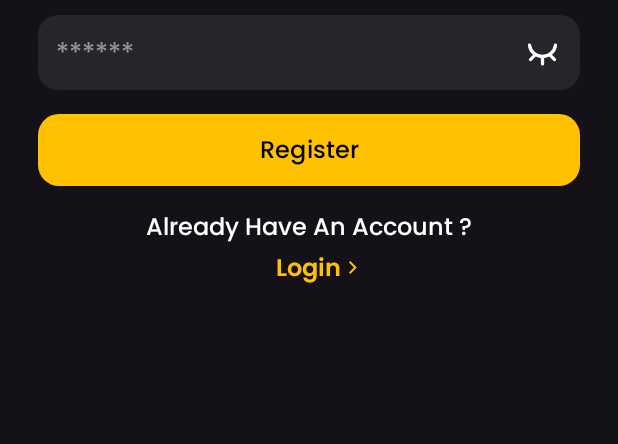
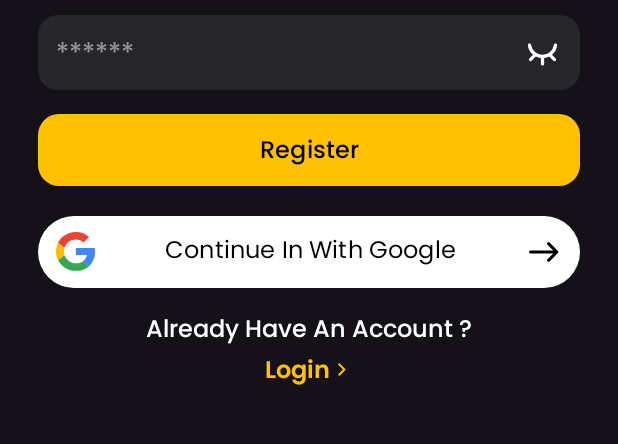
Before and after one commit to someonespcl/Bliss, an Android app: the screen it shows after launch (RegisterActivity), after a tap on "Register", on a phone screen of 412 x 824 dp, the part 615-1059 px from its top. Run offline under Robolectric (Android 15) with nearby library versions, the phone set to English and light mode, and no system bars; our stand-ins replace Firebase (no records; nobody signed in at launch, a user with empty details on screens opened directly).

Commit message:
added main activity

```diff
--- a/app/build.gradle
+++ b/app/build.gradle
@@ -1,5 +1,6 @@
 plugins {
     id 'com.android.application'
+    id 'com.google.gms.google-services'
 }
 
 android {
@@ -60,7 +61,6 @@ android {
 
     buildFeatures {
         viewBinding true
-
     }
 
 }
@@ -69,4 +69,8 @@ dependencies {
     implementation("com.google.android.material:material:1.9.0")
     implementation("androidx.constraintlayout:constraintlayout:2.1.4")
     implementation("androidx.appcompat:appcompat:1.6.1")
+    implementation("com.github.ibrahimsn98:SmoothBottomBar:1.7.9")
+    implementation platform("com.google.firebase:firebase-bom:32.5.0")
+    implementation("com.google.firebase:firebase-auth")
+    implementation("com.google.firebase:firebase-database")
 }
--- a/app/src/main/java/com/bliss/activities/LoginActivity.java
+++ b/app/src/main/java/com/bliss/activities/LoginActivity.java
@@ -19,13 +19,17 @@ import android.view.animation.DecelerateInterpolator;
 
 import androidx.appcompat.app.AppCompatActivity;
 
+import androidx.lifecycle.ViewModelProvider;
+import com.bliss.activities.MainActivity;
 import com.bliss.R;
 import com.bliss.databinding.ActivityLoginBinding;
 import com.bliss.utils.CustomToast;
+import com.bliss.viewmodel.AuthViewModel;
 
 public class LoginActivity extends AppCompatActivity {
 
     private ActivityLoginBinding binding;
+    private AuthViewModel authViewModel;
     Boolean passwordVisibile = false;
 
     @Override
@@ -33,6 +37,22 @@ public class LoginActivity extends AppCompatActivity {
         super.onCreate(savedInstanceState);
         binding = ActivityLoginBinding.inflate(getLayoutInflater());
         setContentView(binding.getRoot());
+
+        authViewModel = new ViewModelProvider(LoginActivity.this).get(AuthViewModel.class);
+
+        authViewModel.getAuthenticatedUser().observe(LoginActivity.this, user -> {
+            if (user != null) {
+                CustomToast.showCustomToast(LoginActivity.this, "Login Successful");
+                startActivity(new Intent(LoginActivity.this, MainActivity.class));
+                finish();
+            }
+        });
+
+        authViewModel.getAuthenticationError().observe(LoginActivity.this, error -> {
+            if (error != null) {
+                CustomToast.showCustomToast(LoginActivity.this, error);
+            }
+        });
 
         binding.loginActivityButton.setOnClickListener( v -> {
             String loginUserEmail = binding.loginUserEmail.getText().toString().trim();
@@ -48,7 +68,7 @@ public class LoginActivity extends AppCompatActivity {
             } else if(loginUserPassword.length() < 6) {
             	CustomToast.showCustomToast(LoginActivity.this, "Password Must Be >= 6");
             } else {
-                CustomToast.showCustomToast(LoginActivity.this, "Login Successful");
+                authViewModel.signInWithEmailAndPassword(loginUserEmail, loginUserPassword);
             }
         });
 
@@ -90,11 +110,12 @@ public class LoginActivity extends AppCompatActivity {
                 });
 
         binding.registerButton.setOnClickListener(v -> {
-            Pair<View, String>[] pair = new Pair[4];
+            Pair<View, String>[] pair = new Pair[5];
             pair[0] = new Pair<View, String>(binding.loginUserEmail, "email_transition");
             pair[1] = new Pair<View, String>(binding.loginUserPassword, "password_transition");
             pair[2] = new Pair<View, String>(binding.loginActivityButton, "button_transition");
-            pair[3] = new Pair<View, String>(binding.containerTextView, "container_transition");
+            pair[3] = new Pair<View, String>(binding.signInWithGoogleButton, "google_button_transition");
+            pair[4] = new Pair<View, String>(binding.containerTextView, "container_transition");
 
             ActivityOptions options = ActivityOptions.makeSceneTransitionAnimation(LoginActivity.this, pair);
             Intent intent = new Intent(LoginActivity.this, RegisterActivity.class);
--- /dev/null
+++ b/app/src/main/java/com/bliss/activities/MainActivity.java
@@ -0,0 +1,38 @@
+package com.bliss.activities;
+
+import android.content.Intent;
+import androidx.appcompat.app.AppCompatActivity;
+import android.os.Bundle;
+import com.bliss.activities.LoginActivity;
+import com.bliss.databinding.ActivityMainBinding;
+import com.google.firebase.auth.FirebaseAuth;
+import com.google.firebase.auth.FirebaseUser;
+
+public class MainActivity extends AppCompatActivity {
+
+    private ActivityMainBinding binding;
+    private FirebaseAuth mAuth;
+    private FirebaseUser user;
+
+    @Override
+    protected void onCreate(Bundle savedInstanceState) {
+        super.onCreate(savedInstanceState);
+        binding = ActivityMainBinding.inflate(getLayoutInflater());
+        setContentView(binding.getRoot());
+
+        mAuth = FirebaseAuth.getInstance();
+        user = mAuth.getCurrentUser();
+    }
+
+    @Override
+    protected void onStart() {
+        super.onStart();
+        if(user != null) {
+
+        } else {
+            startActivity(new Intent(MainActivity.this, LoginActivity.class));
+            finish();
+        }
+    }
+
+}
--- a/app/src/main/java/com/bliss/activities/RegisterActivity.java
+++ b/app/src/main/java/com/bliss/activities/RegisterActivity.java
@@ -1,26 +1,35 @@
 package com.bliss.activities;
 
+import android.animation.ObjectAnimator;
+import android.app.ActivityOptions;
+import android.content.Context;
+import android.content.Intent;
 import android.graphics.Color;
 import android.os.Build;
 import android.os.Bundle;
+import android.os.VibrationEffect;
 import android.os.Vibrator;
-import android.content.Context;
-import android.os.VibrationEffect;
 import android.text.method.HideReturnsTransformationMethod;
 import android.text.method.PasswordTransformationMethod;
+import android.util.Pair;
 import android.util.Patterns;
 import android.view.MotionEvent;
 import android.view.View;
-import android.animation.ObjectAnimator;
 import android.view.animation.DecelerateInterpolator;
+
 import androidx.appcompat.app.AppCompatActivity;
+
+import androidx.lifecycle.ViewModelProvider;
+import com.bliss.activities.MainActivity;
 import com.bliss.R;
 import com.bliss.databinding.ActivityRegisterBinding;
 import com.bliss.utils.CustomToast;
+import com.bliss.viewmodel.AuthViewModel;
 
 public class RegisterActivity extends AppCompatActivity {
 
     private ActivityRegisterBinding binding;
+    private AuthViewModel authViewModel;
     Boolean passwordVisibile = false;
 
     @Override
@@ -29,34 +38,54 @@ public class RegisterActivity extends AppCompatActivity {
         binding = ActivityRegisterBinding.inflate(getLayoutInflater());
         setContentView(binding.getRoot());
 
-        binding.registerActivityButton.setOnClickListener( v -> {
+        authViewModel = new ViewModelProvider(RegisterActivity.this).get(AuthViewModel.class);
+
+        authViewModel.getAuthenticatedUser().observe(this, user -> {
+            if (user != null) {
+                CustomToast.showCustomToast(RegisterActivity.this, "Registration Successfull");
+                startActivity(new Intent(RegisterActivity.this, MainActivity.class));
+                finish();
+            }
+        });
+
+        authViewModel.getAuthenticationError().observe(RegisterActivity.this, error -> {
+            if (error != null) {
+                CustomToast.showCustomToast(RegisterActivity.this, error);
+            }
+        });
+
+        binding.registerActivityButton.setOnClickListener(
+                v -> {
                     String registerUserName = binding.registerUserName.getText().toString().trim();
-            String registerUserPhonenumber = binding.registerUserPhonenumber.getText().toString().trim();
-            String registerUserEmail = binding.registerUserEmail.getText().toString().trim();
-            String registerUserPassword = binding.registerUserPassword.getText().toString().trim();
+                    String registerUserPhonenumber =
+                            binding.registerUserPhonenumber.getText().toString().trim();
+                    String registerUserEmail =
+                            binding.registerUserEmail.getText().toString().trim();
+                    String registerUserPassword =
+                            binding.registerUserPassword.getText().toString().trim();
 
-            if(registerUserName.isEmpty()) {
+                    if (registerUserName.isEmpty()) {
                         showErrorAnimation(binding.registerUserName);
                         vibrateDevice();
                     } else if (registerUserName.length() < 3) {
                         CustomToast.showCustomToast(RegisterActivity.this, "Cannot be < 3");
-            } else if (registerUserPhonenumber.isEmpty()){
+                    } else if (registerUserPhonenumber.isEmpty()) {
                         showErrorAnimation(binding.registerUserPhonenumber);
                         vibrateDevice();
-            } else if (registerUserPhonenumber.length() < 10){
+                    } else if (registerUserPhonenumber.length() < 10) {
                         CustomToast.showCustomToast(RegisterActivity.this, "Invalid PhoneNumber");
-            } else if (registerUserEmail.isEmpty()){
+                    } else if (registerUserEmail.isEmpty()) {
                         showErrorAnimation(binding.registerUserEmail);
                         vibrateDevice();
-            } else if(!Patterns.EMAIL_ADDRESS.matcher(registerUserEmail).matches()) {
+                    } else if (!Patterns.EMAIL_ADDRESS.matcher(registerUserEmail).matches()) {
                         CustomToast.showCustomToast(RegisterActivity.this, "Invalid Email Address");
-            } else if(registerUserPassword.isEmpty()) {
+                    } else if (registerUserPassword.isEmpty()) {
                         showErrorAnimation(binding.registerUserPassword);
                         vibrateDevice();
-            } else if(registerUserPassword.length() < 6) {
+                    } else if (registerUserPassword.length() < 6) {
                         CustomToast.showCustomToast(RegisterActivity.this, "Password Must Be >= 6");
                     } else {
-                CustomToast.showCustomToast(RegisterActivity.this, "Registration Successful");
+                        authViewModel.createAccountWithEmailAndPassword(registerUserName, registerUserPhonenumber, registerUserEmail, registerUserPassword);
                     }
                 });
 
@@ -77,7 +106,8 @@ public class RegisterActivity extends AppCompatActivity {
                                     binding.registerUserPassword
                                             .setCompoundDrawablesRelativeWithIntrinsicBounds(
                                                     0, 0, R.drawable.eye_close_icon, 0);
-                                    binding.registerUserPassword.setTextColor(Color.parseColor("#FFC100"));
+                                    binding.registerUserPassword.setTextColor(
+                                            Color.parseColor("#FFC100"));
                                     binding.registerUserPassword.setTransformationMethod(
                                             PasswordTransformationMethod.getInstance());
                                 } else {
@@ -96,21 +126,47 @@ public class RegisterActivity extends AppCompatActivity {
                         return false;
                     }
                 });
+
+        binding.loginButton.setOnClickListener(
+                v -> {
+                    Pair<View, String>[] pair = new Pair[5];
+                    pair[0] = new Pair<View, String>(binding.registerUserEmail, "email_transition");
+                    pair[1] =
+                            new Pair<View, String>(
+                                    binding.registerUserPassword, "password_transition");
+                    pair[2] =
+                            new Pair<View, String>(
+                                    binding.registerActivityButton, "button_transition");
+                    pair[3] =
+                            new Pair<View, String>(
+                                    binding.continueWithGoogleButton, "google_button_transition");
+                    pair[4] =
+                            new Pair<View, String>(binding.viewsContainer, "container_transition");
+
+                    ActivityOptions options =
+                            ActivityOptions.makeSceneTransitionAnimation(
+                                    RegisterActivity.this, pair);
+                    Intent intent = new Intent(RegisterActivity.this, LoginActivity.class);
+                    startActivity(intent, options.toBundle());
+                });
     }
 
     private void vibrateDevice() {
         Vibrator vibrator = (Vibrator) getSystemService(Context.VIBRATOR_SERVICE);
         if (vibrator != null && vibrator.hasVibrator()) {
             if (Build.VERSION.SDK_INT >= Build.VERSION_CODES.O) {
-                vibrator.vibrate(VibrationEffect.createOneShot(100, VibrationEffect.DEFAULT_AMPLITUDE));
+                vibrator.vibrate(
+                        VibrationEffect.createOneShot(100, VibrationEffect.DEFAULT_AMPLITUDE));
             } else {
                 vibrator.vibrate(100);
             }
-        } else {}
+        }
     }
 
     private void showErrorAnimation(View view) {
-        ObjectAnimator shakeAnimator = ObjectAnimator.ofFloat(view,  "translationX", 0, 25, -25, 25, -25, 15, -15, 6, -6, 0);
+        ObjectAnimator shakeAnimator =
+                ObjectAnimator.ofFloat(
+                        view, "translationX", 0, 25, -25, 25, -25, 15, -15, 6, -6, 0);
         shakeAnimator.setDuration(1000);
         shakeAnimator.setInterpolator(new DecelerateInterpolator());
         shakeAnimator.start();
--- /dev/null
+++ b/app/src/main/java/com/bliss/viewmodel/AuthViewModel.java
@@ -0,0 +1,59 @@
+package com.bliss.viewmodel;
+
+import androidx.lifecycle.ViewModel;
+import com.google.firebase.auth.FirebaseAuth;
+import androidx.lifecycle.MutableLiveData;
+import com.google.firebase.auth.FirebaseUser;
+import androidx.lifecycle.LiveData;
+import com.google.firebase.database.DatabaseReference;
+import com.google.firebase.database.FirebaseDatabase;
+import java.util.HashMap;
+
+public class AuthViewModel extends ViewModel {
+
+    private final FirebaseAuth firebaseAuth = FirebaseAuth.getInstance();
+    private final FirebaseUser user = firebaseAuth.getCurrentUser();
+    private final FirebaseDatabase firebaseDatabase = FirebaseDatabase.getInstance();
+    private final DatabaseReference databaseReference = firebaseDatabase.getInstance().getReference("users");
+    private final MutableLiveData<FirebaseUser> authenticatedUser = new MutableLiveData<>();
+    private final MutableLiveData<String> authenticationError = new MutableLiveData<>();
+
+    public LiveData<FirebaseUser> getAuthenticatedUser() {
+        return authenticatedUser;
+    }
+
+    public LiveData<String> getAuthenticationError() {
+        return authenticationError;
+    }
+
+    public void signInWithEmailAndPassword(String email, String password) {
+        firebaseAuth.signInWithEmailAndPassword(email, password)
+            .addOnCompleteListener(task -> {
+                if (task.isSuccessful()) {
+                    authenticatedUser.setValue(user);
+                } else {
+                    authenticationError.setValue("Authentication Failed: " + task.getException().getMessage());
+                }
+            });
+    }
+
+    public void createAccountWithEmailAndPassword(String name, String phonenumber, String email, String password) {
+        firebaseAuth.createUserWithEmailAndPassword(email, password)
+            .addOnCompleteListener(task -> {
+                if (task.isSuccessful()) {
+                    authenticatedUser.setValue(user);
+                    if (user != null) {
+                        String userId = user.getUid();
+                        HashMap<Object, String> userDetails = new HashMap<>();
+                        userDetails.put("username", name);
+                        userDetails.put("phonenumber", phonenumber);
+                        userDetails.put("email", email);
+                        userDetails.put("password", password);
+                        databaseReference.child(userId).setValue(userDetails);
+                    }
+                } else {
+                    authenticationError.setValue("Account creation failed: " + task.getException().getMessage());
+                }
+            });
+    }
+}
--- a/app/src/main/res/layout/activity_register.xml
+++ b/app/src/main/res/layout/activity_register.xml
@@ -37,19 +37,19 @@
              android:text="@string/create_your_account" />
 
         <EditText
-            android:id="@+id/register_user_name"
              android:layout_height="50dp"
              android:layout_width="match_parent"
+             android:elevation="8dp"
+             android:textColor="@android:color/white"
+             android:layout_marginTop="20dp"
              android:background="@drawable/edit_text_background"
              android:hint="Username"
-            android:elevation="8dp"
              android:includeFontPadding="false"
              android:fontFamily="@font/poppins_regular"
              android:backgroundTint="@null"
-            android:textColor="@android:color/white"
-            android:layout_marginTop="20dp"
              android:paddingHorizontal="12dp"
-            android:inputType="textPersonName" />
+             android:inputType="textPersonName"
+             android:id="@+id/register_user_name" />
 
         <EditText
              android:layout_height="50dp"
@@ -116,28 +116,55 @@
              android:id="@+id/register_activity_button"
              android:text="@string/register" />
 
+        <Button
+             android:id="@+id/continue_with_google_button"
+             android:layout_height="wrap_content"
+             android:layout_width="match_parent"
+             android:clickable="true"
+             android:elevation="8dp"
+             app:backgroundTint="@null"
+             android:textSize="16sp"
+             android:textColor="@android:color/black"
+             android:layout_marginTop="20dp"
+             android:transitionName="google_button_transition"
+             android:background="@drawable/google_button_background"
+             android:drawableLeft="@drawable/google_icon"
+             android:fontFamily="@font/poppins_regular"
+             android:textAllCaps="false"
+             android:drawableRight="@drawable/arrow_right_icon"
+             android:paddingHorizontal="12dp"
+             android:text="@string/continue_in_with_google" />
+
+        <RelativeLayout
+             android:id="@+id/views_container"
+             android:layout_height="wrap_content"
+             android:layout_width="match_parent"
+             android:layout_marginTop="16dp"
+             android:transitionName="container_transition">
+
             <TextView
                  android:layout_height="wrap_content"
                  android:layout_width="wrap_content"
                  android:includeFontPadding="false"
                  android:fontFamily="@font/poppins_medium"
                  android:textSize="16sp"
+                 android:layout_centerHorizontal="true"
                  android:textColor="#ffffff"
-            android:layout_marginTop="16dp"
-            android:layout_gravity="center_horizontal"
+                 android:id="@+id/already_have_an_accoun_text"
                  android:text="@string/already_have_an_accoun" />
 
-        <RelativeLayout
+            <LinearLayout
                  android:layout_height="wrap_content"
-            android:layout_width="match_parent"
-            android:layout_marginTop="5dp"
-            android:transitionName="container_transition">
+                 android:layout_width="wrap_content"
+                 android:layout_below="@id/already_have_an_accoun_text"
+                 android:orientation="horizontal"
+                 android:layout_centerHorizontal="true"
+                 android:layout_marginTop="5dp">
 
                 <TextView
                      android:layout_height="wrap_content"
                      android:layout_width="wrap_content"
                      android:includeFontPadding="false"
-                android:layout_centerHorizontal="true"
                      android:fontFamily="@font/poppins_semibold"
                      android:textSize="16sp"
                      android:textColor="#FFC100"
@@ -147,9 +174,10 @@
                 <ImageView
                      android:layout_height="15dp"
                      android:layout_width="15dp"
-                android:layout_centerInParent="true"
                      android:src="@drawable/chevron_right_icon"
-                android:layout_toRightOf="@id/login_button" />
+                     android:layout_gravity="center" />
+
+            </LinearLayout>
 
         </RelativeLayout>
 
--- a/app/src/main/res/transition/enter_transition.xml
+++ /dev/null
@@ -1,6 +0,0 @@
-<!-- enter_transition.xml -->
-<transitionSet xmlns:android="http://schemas.android.com/apk/res/android">
-    <explode />
-    <changeBounds />
-    <changeTransform />
-</transitionSet>
--- a/app/src/main/res/transition/exit_transition.xml
+++ /dev/null
@@ -1,6 +0,0 @@
-<!-- exit_transition.xml -->
-<transitionSet xmlns:android="http://schemas.android.com/apk/res/android">
-    <explode />
-    <changeBounds />
-    <changeTransform />
-</transitionSet>
--- a/app/src/main/res/values/strings.xml
+++ b/app/src/main/res/values/strings.xml
@@ -2,6 +2,7 @@
 <resources>
     <string name="app_name">Bliss</string>
     <string name="sign_in_with_google">Sign In With Google</string>
+    <string name="continue_in_with_google">Continue In With Google</string>
     <string name="login">Login</string>
     <string name="forget_password">Forget Password ?</string>
     <string name="remember_me">Remember Me</string>
@@ -10,4 +11,9 @@
     <string name ="already_have_an_accoun">Already Have An Account ?</string>
     <string name="register">Register</string>
     <string name="create_your_account">Create\nyour account.</string>
+
+    <string name="home">Home</string>
+    <string name="profile">Profile</string>
+    <string name="chats">Chats</string>
+    <string name="settings">Settings</string>
 </resources>
--- a/build.gradle
+++ b/build.gradle
@@ -2,6 +2,7 @@
 plugins {
     id 'com.android.application' version '8.0.0' apply false
     id 'com.android.library' version '8.0.0' apply false
+    id 'com.google.gms.google-services' version '4.4.0' apply false
 }
 
 task clean(type: Delete) {
```
Also changed, not shown: app/src/main/AndroidManifest.xml (+4 -5 lines), app/src/main/java/com/bliss/MainActivity.java (deleted, +0 -27 lines), app/src/main/java/com/bliss/model/UsersDetail.java (added, +40 -0 lines), app/src/main/res/drawable/home_icon.xml (added, +23 -0 lines), app/src/main/res/drawable/messages_icon.xml (added, +25 -0 lines), app/src/main/res/drawable/person_icon.xml (added, +17 -0 lines), app/src/main/res/layout/activity_login.xml (+31 -20 lines), app/src/main/res/layout/activity_main.xml (+23 -13 lines), app/src/main/res/menu/bottom_navigation_items.xml (added, +25 -0 lines), app/src/main/res/transition/transition_shared_element.xml (deleted, +0 -7 lines), 1 other file. Lines whose indentation alone changed are shown as unchanged.
